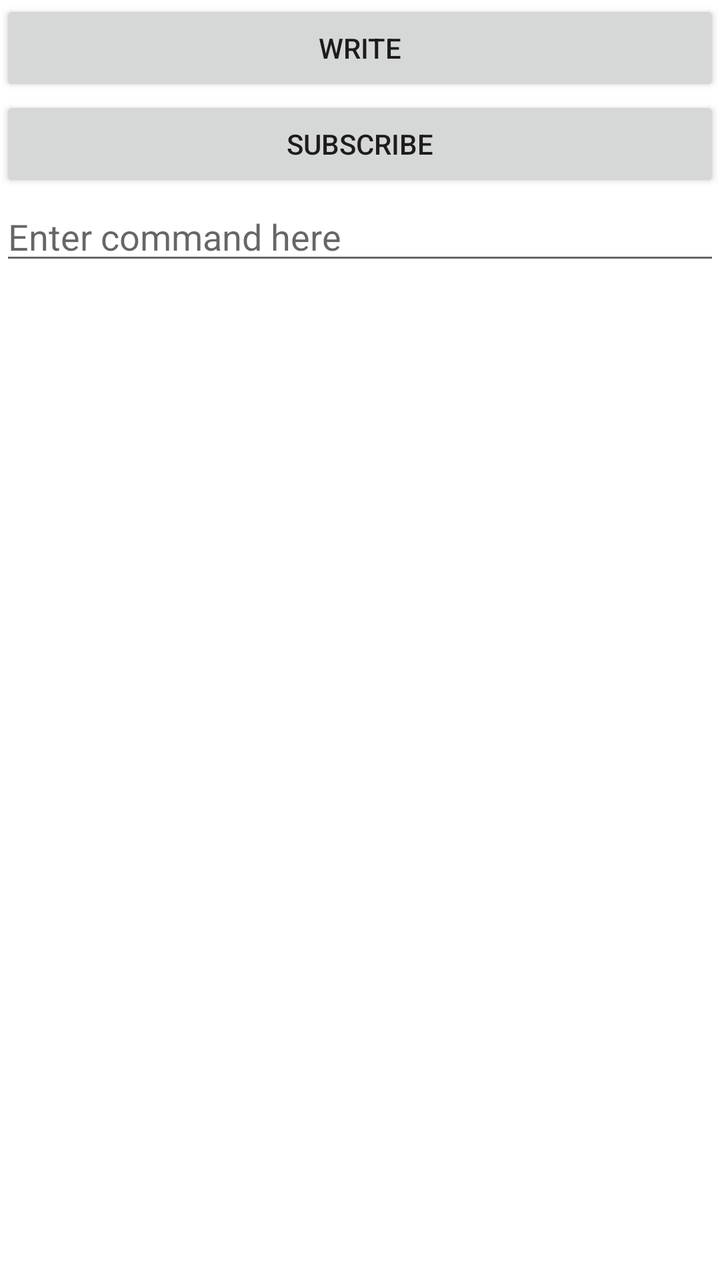
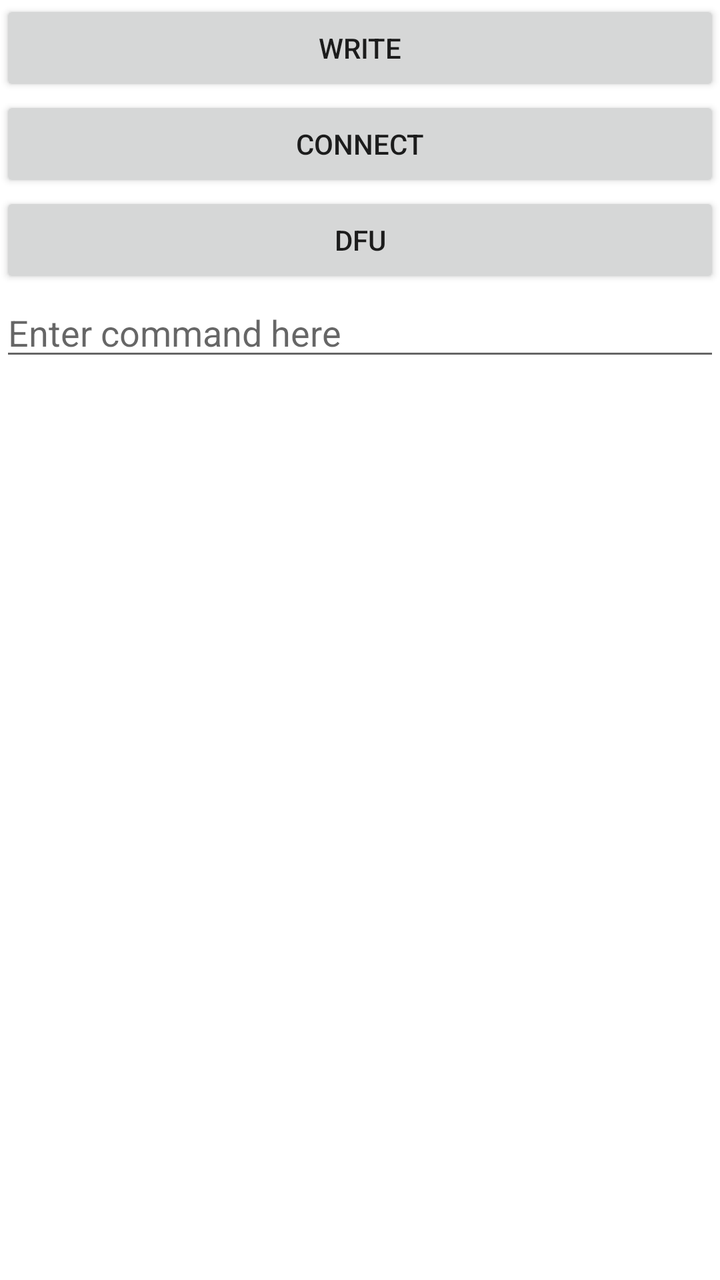

Two renders of the same Android screen: before a commit and after it. Below are the layout's source before the change and the commit's diff.
<!-- AndroidManifest.xml: another module's application theme AppTheme -->
<!-- res/layout/fragment_bluetooth.xml -->
<?xml version="1.0" encoding="utf-8"?>
<LinearLayout xmlns:android="http://schemas.android.com/apk/res/android"
    android:orientation="vertical" android:layout_width="match_parent"
    android:layout_height="match_parent">

    <Button
        android:id="@+id/writeButtonView"
        android:layout_width="match_parent"
        android:layout_height="wrap_content"
        android:text="Write"/>

    <Button
        android:id="@+id/subscribeButtonView"
        android:layout_width="match_parent"
        android:layout_height="wrap_content"
        android:text="Subscribe"/>

    <android.support.v7.widget.AppCompatEditText
        android:id="@+id/commandInputView"
        android:hint="Enter command here"
        android:layout_width="match_parent"
        android:layout_height="wrap_content" />
    
    <android.support.v7.widget.AppCompatTextView
        android:id="@+id/logView"
        android:scrollbars = "vertical"
        android:layout_width="match_parent"
        android:layout_height="wrap_content" />

</LinearLayout>
<!-- resources referenced by this layout -->
<resources>
  <style name="AppTheme" parent="Theme.AppCompat.Light.NoActionBar">
          <item name="colorPrimary">@color/colorPrimary</item>
          <item name="colorPrimaryDark">@color/colorPrimaryDark</item>
          <item name="colorAccent">@color/colorAccent</item>
          <item name="android:windowBackground">@color/color_window_background</item>
          <item name="bottomSheetDialogTheme">@style/BottomSheetTransparentStyle</item>
          <item name="actionMenuTextAppearance">@style/New.Button3.White</item>
          <item name="actionMenuTextColor">@color/white</item>
      </style>
  <color name="colorPrimary">@color/white</color>
  <color name="colorPrimaryDark">#f3f2f2</color>
  <color name="colorAccent">@color/shade_g_green_a</color>
  <color name="color_window_background">@color/white</color>
  <style name="BottomSheetTransparentStyle" parent="Theme.Design.BottomSheetDialog">
          <item name="android:windowAnimationStyle">@null</item>
          <item name="android:colorBackground">@android:color/transparent</item>
          <item name="android:backgroundDimEnabled">false</item>
      </style>
  <style name="New.Button3.White">
          <item name="android:textColor">@color/white</item>
      </style>
  <color name="white">#ffffff</color>
  <color name="shade_g_green_a">#3ec9a8</color>
</resources>

<!-- the commit's change to res/layout/fragment_bluetooth.xml (unified diff, before → after) -->
@@ -1,30 +1,44 @@
 <?xml version="1.0" encoding="utf-8"?>
 <LinearLayout xmlns:android="http://schemas.android.com/apk/res/android"
-    android:orientation="vertical" android:layout_width="match_parent"
-    android:layout_height="match_parent">
+    android:layout_width="match_parent"
+    android:layout_height="match_parent"
+    android:orientation="vertical">
 
     <Button
         android:id="@+id/writeButtonView"
         android:layout_width="match_parent"
         android:layout_height="wrap_content"
-        android:text="Write"/>
+        android:text="Write" />
 
     <Button
-        android:id="@+id/subscribeButtonView"
+        android:id="@+id/connectButtonView"
         android:layout_width="match_parent"
         android:layout_height="wrap_content"
-        android:text="Subscribe"/>
+        android:text="Connect" />
+
+    <Button
+        android:id="@+id/dfuButtonView"
+        android:layout_width="match_parent"
+        android:layout_height="wrap_content"
+        android:text="DFU" />
 
     <android.support.v7.widget.AppCompatEditText
         android:id="@+id/commandInputView"
-        android:hint="Enter command here"
         android:layout_width="match_parent"
-        android:layout_height="wrap_content" />
-    
+        android:layout_height="wrap_content"
+        android:hint="Enter command here" />
+
     <android.support.v7.widget.AppCompatTextView
         android:id="@+id/logView"
-        android:scrollbars = "vertical"
         android:layout_width="match_parent"
-        android:layout_height="wrap_content" />
+        android:layout_height="0dp"
+        android:layout_weight="1"
+        android:scrollbars="vertical" />
+
+    <android.support.v7.widget.RecyclerView
+        android:id="@+id/itemsView"
+        android:layout_width="match_parent"
+        android:layout_height="0dp"
+        android:layout_weight="1" />
 
 </LinearLayout>
